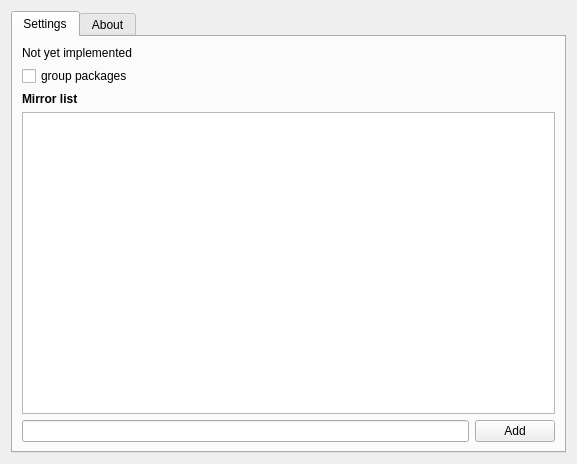
euroelessar/qutim, file ui/settings.ui: the form before one commit.
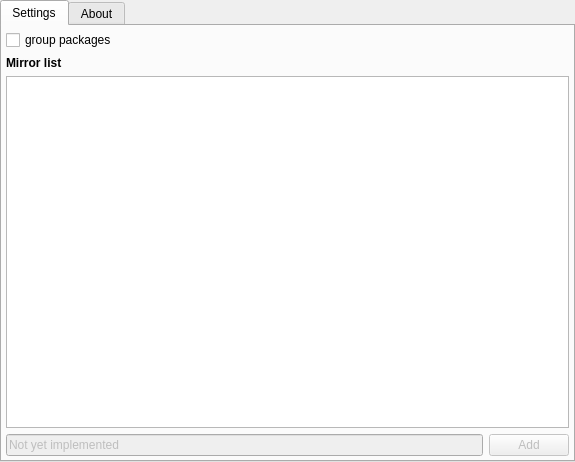
The form after the commit.

The edit to the form file:
```diff
--- a/ui/settings.ui
+++ b/ui/settings.ui
@@ -6,8 +6,8 @@
    <rect>
     <x>0</x>
     <y>0</y>
-    <width>577</width>
-    <height>464</height>
+    <width>575</width>
+    <height>462</height>
    </rect>
   </property>
   <property name="minimumSize">
@@ -20,6 +20,9 @@
    <string>Form</string>
   </property>
   <layout class="QGridLayout" name="gridLayout">
+   <property name="margin">
+    <number>0</number>
+   </property>
    <item row="0" column="0">
     <widget class="QTabWidget" name="tabWidget">
      <property name="minimumSize">
@@ -36,14 +39,10 @@
        <string>Settings</string>
       </attribute>
       <layout class="QGridLayout" name="gridLayout_4">
+       <property name="margin">
+        <number>4</number>
+       </property>
        <item row="0" column="1">
-        <widget class="QLabel" name="label">
-         <property name="text">
-          <string>Not yet implemented</string>
-         </property>
-        </widget>
-       </item>
-       <item row="1" column="1">
         <widget class="QCheckBox" name="GroupedCheckBox">
          <property name="text">
           <string>group packages</string>
@@ -53,7 +52,7 @@
          </property>
         </widget>
        </item>
-       <item row="2" column="1">
+       <item row="1" column="1">
         <widget class="QLabel" name="MirrorLabel">
          <property name="text">
           <string>&lt;!DOCTYPE HTML PUBLIC &quot;-//W3C//DTD HTML 4.0//EN&quot; &quot;http://www.w3.org/TR/REC-html40/strict.dtd&quot;&gt;
@@ -67,11 +66,11 @@
          </property>
         </widget>
        </item>
-       <item row="3" column="1" colspan="3">
-        <widget class="QColumnView" name="columnView"/>
-       </item>
-       <item row="4" column="3">
+       <item row="5" column="3">
         <widget class="QPushButton" name="pushButton">
+         <property name="enabled">
+          <bool>false</bool>
+         </property>
          <property name="sizePolicy">
           <sizepolicy hsizetype="Fixed" vsizetype="Fixed">
            <horstretch>0</horstretch>
@@ -83,16 +82,28 @@
          </property>
         </widget>
        </item>
-       <item row="4" column="1" colspan="2">
+       <item row="5" column="1" colspan="2">
         <widget class="QLineEdit" name="lineEdit">
+         <property name="enabled">
+          <bool>false</bool>
+         </property>
          <property name="sizePolicy">
           <sizepolicy hsizetype="Expanding" vsizetype="Fixed">
            <horstretch>0</horstretch>
            <verstretch>0</verstretch>
           </sizepolicy>
          </property>
+         <property name="text">
+          <string>Not yet implemented</string>
+         </property>
+         <property name="readOnly">
+          <bool>true</bool>
+         </property>
         </widget>
        </item>
+       <item row="4" column="1" colspan="3">
+        <widget class="QTableWidget" name="mirrorWidget"/>
+       </item>
       </layout>
      </widget>
      <widget class="QWidget" name="AboutTab">
```
Left out of the diff: 11 changed lines with no effect on the pictures.
